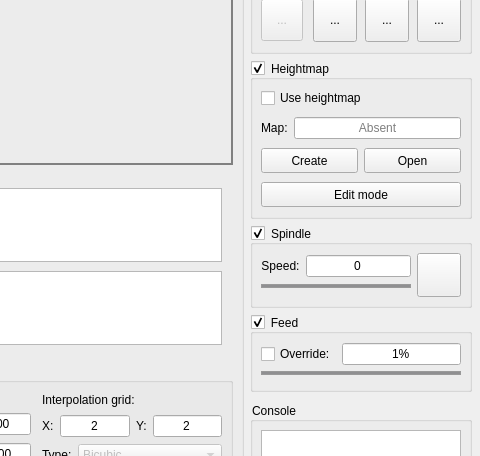
Before: the Qt Designer form frmmain.ui in Denvi/Candle, drawn with Qt 5; both pictures show x 390 to 870 and y 275 to 731 of the 870 by 826 pixel window.
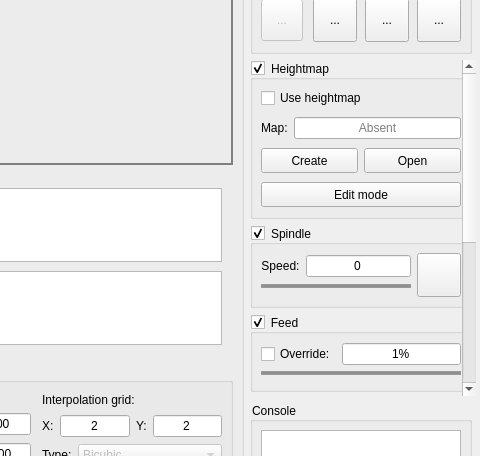
After: the same form once the commit is applied. Icons and pictures are not drawn. Custom widgets are drawn as their Qt base class.

What changed in the file:
```diff
--- a/frmmain.ui
+++ b/frmmain.ui
@@ -1585,7 +1585,7 @@
          <enum>QFrame::NoFrame</enum>
         </property>
         <property name="verticalScrollBarPolicy">
-         <enum>Qt::ScrollBarAlwaysOff</enum>
+         <enum>Qt::ScrollBarAsNeeded</enum>
         </property>
         <property name="horizontalScrollBarPolicy">
          <enum>Qt::ScrollBarAlwaysOff</enum>
```
